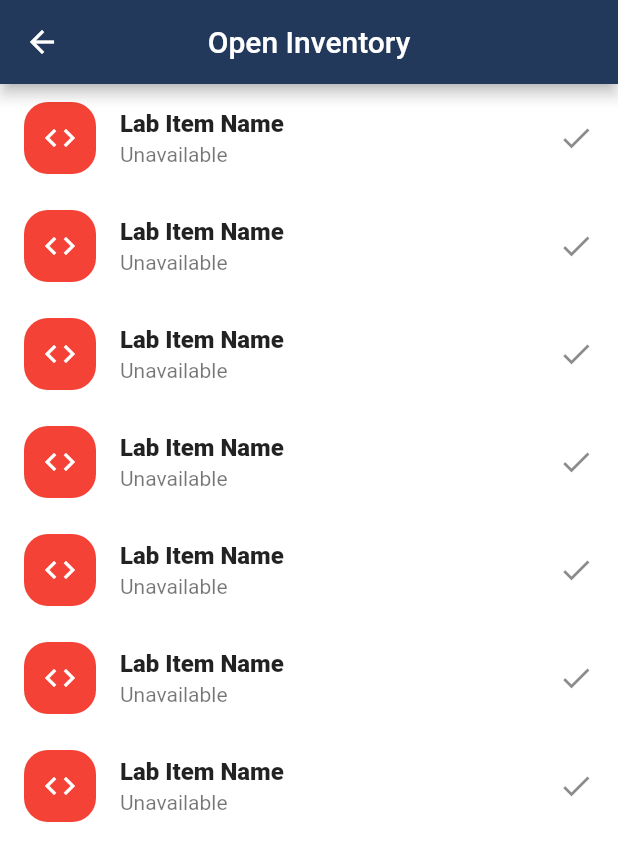
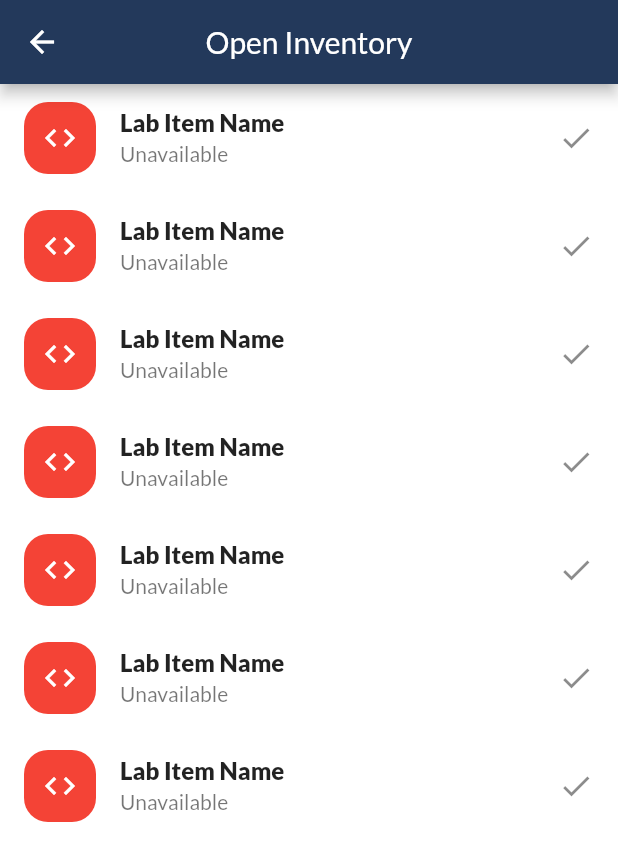
Before and after one commit to openinventoryorg/student-mobile, a Flutter app: the HomePage screen opened by its route, after a tap on "Embedded Systems Laboratory", on a phone screen of 412 x 824 dp. Shown: the top 861 px of the screen. Run offline on Flutter 3.47's test engine with Material 2 defaults, Android fonts, the phone set to English and light mode, and no system bars; our stand-ins replace auto_size_text, dio, fancy_bottom_navigation, fluro, flushbar, flutter_secure_storage and 4 more; accounts and stored records are empty; generated files the repository leaves out were written again.

Commit message:
Changed home page UI

```diff
--- a/lib/main.dart
+++ b/lib/main.dart
@@ -1,5 +1,6 @@
 import 'package:flutter/cupertino.dart';
 import 'package:flutter/material.dart';
+import 'package:google_fonts/google_fonts.dart';
 import 'package:openinventory_student_app/views/colors.dart';
 import 'package:provider/provider.dart';
 
@@ -50,12 +51,14 @@ class App extends StatelessWidget {
   }
 }
 
+/// Material App Entry point
 class OpenInventoryApp extends StatelessWidget {
   @override
   Widget build(BuildContext context) {
     return MaterialApp(
       title: 'Open Inventory',
       theme: ThemeData(
+        fontFamily: GoogleFonts.lato().fontFamily,
         scaffoldBackgroundColor: Colors.white,
         accentColor: AppColors.colorC,
         primaryColor: AppColors.colorD,
--- a/lib/views/colors.dart
+++ b/lib/views/colors.dart
@@ -1,5 +1,6 @@
 import 'package:flutter/rendering.dart';
 
+/// Colors used in the app
 abstract class AppColors {
   static const Color colorA = Color(0xffB9E3C6);
   static const Color colorB = Color(0xff59C9A5);
--- a/lib/views/pages/home.dart
+++ b/lib/views/pages/home.dart
@@ -1,14 +1,14 @@
 /// Home page which contains bottom navigation bar
 library view_page_home;
 
-import 'package:eva_icons_flutter/eva_icons_flutter.dart';
+import 'package:fancy_bottom_navigation/fancy_bottom_navigation.dart';
 import 'package:flutter/cupertino.dart';
 import 'package:flutter/material.dart';
+import 'package:line_icons/line_icons.dart';
 
 import 'package:openinventory_student_app/views/sections/browse.dart';
 import 'package:openinventory_student_app/views/sections/search.dart';
 import 'package:openinventory_student_app/views/sections/settings.dart';
-import 'package:openinventory_student_app/views/widgets/flashy_tab_bar.dart';
 
 class HomePage extends StatefulWidget {
   @override
@@ -43,32 +43,19 @@ class _HomePageState extends State<HomePage> {
           SettingsSection(),
         ],
       ),
-      bottomNavigationBar: FlashyTabBar(
-        selectedIndex: _selectedIndex,
-        showElevation: true,
-        onItemSelected: (index) => setState(() {
+      bottomNavigationBar: FancyBottomNavigation(
+        tabs: [
+          TabData(iconData: LineIcons.home, title: "Home"),
+          TabData(iconData: LineIcons.search, title: "Search"),
+          TabData(iconData: LineIcons.book, title: "History"),
+          TabData(iconData: LineIcons.gear, title: "Settings")
+        ],
+        initialSelection: _selectedIndex,
+        onTabChangedListener: (index) => setState(() {
           _selectedIndex = index;
           _pageController.animateToPage(index,
               duration: Duration(milliseconds: 100), curve: Curves.easeInOut);
         }),
-        items: [
-          FlashyTabBarItem(
-            icon: Icon(EvaIcons.home),
-            title: Text('Browse'),
-          ),
-          FlashyTabBarItem(
-            icon: Icon(EvaIcons.search),
-            title: Text('Search'),
-          ),
-          FlashyTabBarItem(
-            icon: Icon(EvaIcons.book),
-            title: Text('History'),
-          ),
-          FlashyTabBarItem(
-            icon: Icon(EvaIcons.settings),
-            title: Text('Settings'),
-          ),
-        ],
       ),
     );
   }
--- a/lib/views/pages/login.dart
+++ b/lib/views/pages/login.dart
@@ -98,14 +98,12 @@ class _LoginPageState extends State<LoginPage> {
               onPressed: switchPasswordVisibility,
             ),
           ),
-          Row(
-            mainAxisAlignment: MainAxisAlignment.end,
-            children: <Widget>[
           RaisedButton(
             color: AppColors.colorD,
             textColor: Colors.white,
             onPressed: _asyncCallOngoing ? () {} : onSignInPressed,
             child: Row(
+              mainAxisAlignment: MainAxisAlignment.center,
               children: <Widget>[
                 Padding(
                   padding: const EdgeInsets.all(16),
@@ -114,8 +112,6 @@ class _LoginPageState extends State<LoginPage> {
                 buttonIcon(),
               ],
             ),
-              ),
-            ],
           ),
         ],
       ),
--- a/lib/views/sections/browse.dart
+++ b/lib/views/sections/browse.dart
@@ -3,12 +3,15 @@ library view_section_browse;
 
 import 'package:auto_size_text/auto_size_text.dart';
 import 'package:flutter/material.dart';
+import 'package:line_icons/line_icons.dart';
 import 'package:openinventory_student_app/routes/router.dart';
+import 'package:openinventory_student_app/views/colors.dart';
 
 class BrowseSection extends StatelessWidget {
   @override
   Widget build(BuildContext context) {
     return GridView.count(
+      physics: BouncingScrollPhysics(),
       crossAxisCount: 2,
       children: <Widget>[
         LabCard(),
@@ -30,10 +33,10 @@ class LabCard extends StatelessWidget {
         onTap: () => onLabCardPress(context),
         child: GridTile(
           child: Container(
-            color: Colors.black12,
+            color: AppColors.colorB,
             child: Icon(
-              Icons.computer,
-              size: 48,
+              LineIcons.laptop,
+              size: 56,
             ),
           ),
           footer: Container(
--- a/lib/views/sections/search.dart
+++ b/lib/views/sections/search.dart
@@ -1,8 +1,9 @@
 /// Home page section in which users can search items.
 library view_section_search;
 
-import 'package:eva_icons_flutter/eva_icons_flutter.dart';
 import 'package:flutter/material.dart';
+import 'package:line_icons/line_icons.dart';
+import 'package:openinventory_student_app/views/colors.dart';
 
 class SearchSection extends StatelessWidget {
   @override
@@ -11,6 +12,7 @@ class SearchSection extends StatelessWidget {
       child: Column(
         mainAxisSize: MainAxisSize.min,
         children: <Widget>[
+          signInLogo(),
           Padding(
             padding: const EdgeInsets.all(8.0),
             child: TextField(
@@ -20,15 +22,33 @@ class SearchSection extends StatelessWidget {
               ),
             ),
           ),
-          RaisedButton.icon(
-            color: Theme.of(context).accentColor,
-            textColor: Colors.white,
-            onPressed: () {},
-            icon: Icon(EvaIcons.search),
-            label: Text('Search'),
+          Padding(
+            padding: const EdgeInsets.only(right: 8.0),
+            child: Align(
+              alignment: Alignment.centerRight,
+              child: RaisedButton(
+                color: Theme.of(context).accentColor,
+                textColor: Colors.white,
+                onPressed: () {},
+                child: Text('Search'),
+              ),
+            ),
           )
         ],
       ),
     );
   }
+
+  Widget signInLogo() {
+    return Container(
+      padding: EdgeInsets.only(bottom: 24),
+      child: Center(
+        child: Icon(
+          LineIcons.search,
+          size: 100,
+          color: AppColors.colorC,
+        ),
+      ),
+    );
+  }
 }
--- a/lib/views/sections/settings.dart
+++ b/lib/views/sections/settings.dart
@@ -1,8 +1,8 @@
 /// Home page section in which users can change settings and view profile.
 library view_section_settings;
 
-import 'package:eva_icons_flutter/eva_icons_flutter.dart';
 import 'package:flutter/material.dart';
+import 'package:line_icons/line_icons.dart';
 
 import 'package:openinventory_student_app/controllers/api.dart';
 import 'package:openinventory_student_app/routes/router.dart';
@@ -27,14 +27,14 @@ class SettingsSection extends StatelessWidget {
                 color: Theme.of(context).accentColor,
                 padding: const EdgeInsets.all(16),
                 child: Icon(
-                  EvaIcons.person,
-                  color: Theme.of(context).primaryColor,
+                  Icons.person,
+                  color: Colors.white,
                   size: 120,
                 ),
               ),
-              listTile(EvaIcons.person, user.name, "Name", context),
-              listTile(EvaIcons.activity, user.role, "Account Type", context),
-              listTile(EvaIcons.at, user.email, "Email", context),
+              listTile(LineIcons.user, user.name, "Name", context),
+              listTile(LineIcons.list, user.role, "Account Type", context),
+              listTile(LineIcons.at, user.email, "Email", context),
             ],
           ),
         ),
--- a/lib/views/widgets/flashy_tab_bar.dart
+++ /dev/null
@@ -1,270 +0,0 @@
-/// Bottom tab bar widget
-///
-/// MIT License
-///
-/// Copyright (c) 2019 SengHyun Lee
-///
-/// Permission is hereby granted, free of charge, to any person obtaining a copy
-/// of this software and associated documentation files (the "Software"), to deal
-/// in the Software without restriction, including without limitation the rights
-/// to use, copy, modify, merge, publish, distribute, sublicense, and/or sell
-/// copies of the Software, and to permit persons to whom the Software is
-/// furnished to do so, subject to the following conditions:
-///
-/// The above copyright notice and this permission notice shall be included in all
-/// copies or substantial portions of the Software.
-///
-/// THE SOFTWARE IS PROVIDED "AS IS", WITHOUT WARRANTY OF ANY KIND, EXPRESS OR
-/// IMPLIED, INCLUDING BUT NOT LIMITED TO THE WARRANTIES OF MERCHANTABILITY,
-/// FITNESS FOR A PARTICULAR PURPOSE AND NONINFRINGEMENT. IN NO EVENT SHALL THE
-/// AUTHORS OR COPYRIGHT HOLDERS BE LIABLE FOR ANY CLAIM, DAMAGES OR OTHER
-/// LIABILITY, WHETHER IN AN ACTION OF CONTRACT, TORT OR OTHERWISE, ARISING FROM,
-/// OUT OF OR IN CONNECTION WITH THE SOFTWARE OR THE USE OR OTHER DEALINGS IN THE
-/// SOFTWARE.
-library widget_flashy_tab_bar;
-
-import 'package:flutter/widgets.dart';
-import 'package:flutter/material.dart';
-
-class FlashyTabBar extends StatelessWidget {
-  final int selectedIndex;
-  final double height;
-
-  final double iconSize;
-  final Color backgroundColor;
-  final bool showElevation;
-  final Duration animationDuration;
-  final Curve animationCurve;
-
-  final List<FlashyTabBarItem> items;
-  final ValueChanged<int> onItemSelected;
-
-  FlashyTabBar({
-    Key key,
-    this.selectedIndex = 0,
-    this.height = 60,
-    this.showElevation = true,
-    this.iconSize = 20,
-    this.backgroundColor,
-    this.animationDuration = const Duration(milliseconds: 170),
-    this.animationCurve = Curves.linear,
-    @required this.items,
-    @required this.onItemSelected,
-  }) {
-    assert(items != null);
-    assert(height >= 55 && height <= 100);
-    assert(items.length >= 2 && items.length <= 5);
-    assert(onItemSelected != null);
-  }
-
-  @override
-  Widget build(BuildContext context) {
-    final bg = (backgroundColor == null)
-        ? Theme.of(context).bottomAppBarColor
-        : backgroundColor;
-
-    return Container(
-      decoration: BoxDecoration(
-        color: bg,
-        boxShadow: showElevation
-            ? [
-                const BoxShadow(
-                  color: Colors.black12,
-                  blurRadius: 3,
-                ),
-              ]
-            : [],
-      ),
-      child: SafeArea(
-        child: Container(
-          width: double.infinity,
-          height: this.height,
-          padding: const EdgeInsets.symmetric(vertical: 6, horizontal: 20),
-          child: Row(
-            mainAxisAlignment: MainAxisAlignment.spaceBetween,
-            children: items.map((item) {
-              var index = items.indexOf(item);
-              return GestureDetector(
-                onTap: () => onItemSelected(index),
-                child: _FlashTabBarItem(
-                  item: item,
-                  tabBarHeight: this.height,
-                  iconSize: iconSize,
-                  isSelected: index == selectedIndex,
-                  backgroundColor: bg,
-                  animationDuration: animationDuration,
-                  animationCurve: animationCurve,
-                ),
-              );
-            }).toList(),
-          ),
-        ),
-      ),
-    );
-  }
-}
-
-class FlashyTabBarItem {
-  final Icon icon;
-  final Text title;
-
-  Color activeColor;
-  Color inactiveColor;
-
-  FlashyTabBarItem({
-    @required this.icon,
-    @required this.title,
-    this.activeColor = const Color(0xff272e81),
-    this.inactiveColor = const Color(0xff9496c1),
-  }) {
-    assert(icon != null);
-    assert(title != null);
-  }
-}
-
-class _FlashTabBarItem extends StatelessWidget {
-  final double tabBarHeight;
-  final double iconSize;
-
-  final FlashyTabBarItem item;
-
-  final bool isSelected;
-  final Color backgroundColor;
-  final Duration animationDuration;
-  final Curve animationCurve;
-
-  const _FlashTabBarItem(
-      {Key key,
-      @required this.item,
-      @required this.isSelected,
-      @required this.tabBarHeight,
-      @required this.backgroundColor,
-      @required this.animationDuration,
-      @required this.animationCurve,
-      @required this.iconSize})
-      : assert(isSelected != null),
-        assert(item != null),
-        assert(backgroundColor != null),
-        assert(animationDuration != null),
-        assert(animationCurve != null),
-        assert(iconSize != null),
-        super(key: key);
-
-  @override
-  Widget build(BuildContext context) {
-    return Container(
-        color: backgroundColor,
-        height: double.maxFinite,
-        child: Stack(
-          overflow: Overflow.clip,
-          alignment: Alignment.center,
-          children: <Widget>[
-            AnimatedAlign(
-              duration: animationDuration,
-              child: AnimatedOpacity(
-                  opacity: isSelected ? 1.0 : 1.0,
-                  duration: animationDuration,
-                  child: IconTheme(
-                    data: IconThemeData(
-                        size: iconSize,
-                        color: isSelected
-                            ? item.activeColor.withOpacity(1)
-                            : item.inactiveColor == null
-                                ? item.activeColor
-                                : item.inactiveColor),
-                    child: item.icon,
-                  )),
-              alignment: isSelected ? Alignment.topCenter : Alignment.center,
-            ),
-            AnimatedPositioned(
-              curve: animationCurve,
-              duration: animationDuration,
-              top: isSelected ? -2.0 * iconSize : tabBarHeight / 4,
-              child: Column(
-                mainAxisAlignment: MainAxisAlignment.center,
-                children: <Widget>[
-                  SizedBox(
-                    width: iconSize,
-                    height: iconSize,
-                  ),
-                  CustomPaint(
-                    child: Container(
-                      width: 80,
-                      height: iconSize,
-                    ),
-                    painter: _CustomPath(backgroundColor),
-                  )
-                ],
-              ),
-            ),
-            AnimatedAlign(
-                alignment:
-                    isSelected ? Alignment.center : Alignment.bottomCenter,
-                duration: animationDuration,
-                curve: animationCurve,
-                child: AnimatedOpacity(
-                    opacity: isSelected ? 1.0 : 0.0,
-                    duration: animationDuration,
-                    child: DefaultTextStyle.merge(
-                      style: TextStyle(
-                        color: item.activeColor,
-                        fontWeight: FontWeight.bold,
-                      ),
-                      child: item.title,
-                    ))),
-            Positioned(
-                bottom: 0,
-                child: CustomPaint(
-                  child: Container(
-                    width: 80,
-                    height: iconSize,
-                  ),
-                  painter: _CustomPath(backgroundColor),
-                )),
-            Align(
-              alignment: Alignment.bottomCenter,
-              child: AnimatedOpacity(
-                  duration: animationDuration,
-                  opacity: isSelected ? 1.0 : 0.0,
-                  child: Container(
-                    width: 5,
-                    height: 5,
-                    alignment: Alignment.bottomCenter,
-                    margin: EdgeInsets.all(5),
-                    decoration: BoxDecoration(
-                      color: item.activeColor,
-                      borderRadius: BorderRadius.circular(2.5),
-                    ),
-                  )),
-            )
-          ],
-        ));
-  }
-}
-
-class _CustomPath extends CustomPainter {
-  final Color backgroundColor;
-
-  _CustomPath(this.backgroundColor);
-
-  @override
-  void paint(Canvas canvas, Size size) {
-    Path path = Path();
-    Paint paint = Paint();
-
-    path.lineTo(0, 0);
-    path.lineTo(0, 2.0 * size.height);
-    path.lineTo(1.0 * size.width, 2.0 * size.height);
-    path.lineTo(1.0 * size.width, 1.0 * size.height);
-    path.lineTo(0, 0);
-    path.close();
-
-    paint.color = this.backgroundColor;
-    canvas.drawPath(path, paint);
-  }
-
-  @override
-  bool shouldRepaint(CustomPainter oldDelegate) {
-    return oldDelegate != this;
-  }
-}
--- a/pubspec.yaml
+++ b/pubspec.yaml
@@ -27,14 +27,15 @@ dependencies:
   flutter_secure_storage: ^3.3.1+1
   shared_preferences: ^0.5.6+3
 
-  # icon packs
-  eva_icons_flutter: ^2.0.0
+  # icon/font packs
   line_icons: ^0.2.0
+  google_fonts: ^0.3.9
 
   # helper widgets
   auto_size_text: ^2.1.0
   flushbar: ^1.9.1
   flutter_spinkit: ^4.1.2
+  fancy_bottom_navigation: ^0.3.2
 
   # utility widgets
   logger: ^0.8.3
```
Also changed, not shown: pubspec.lock. Lines whose indentation alone changed are shown as unchanged.
